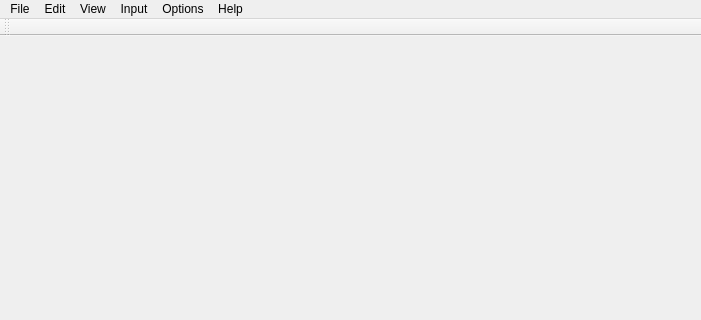
First picture: the form in spice-client1/spicemainwindow.ui, repository DoraemonGoGo/Linux-spiceqt, before the edit; both pictures show x 0 to 701 and y 0 to 320 of the 701 by 625 pixel window.
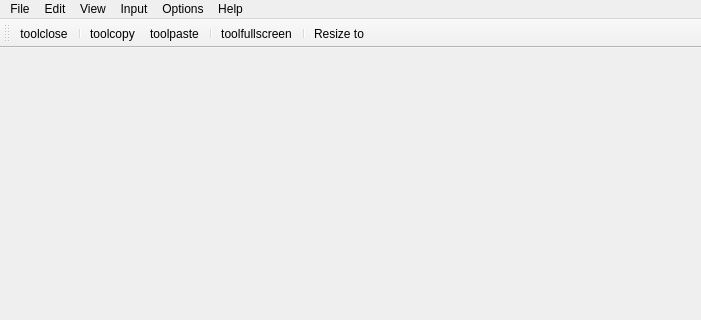
Second picture: the form after the edit. Icons and pictures are not drawn.

The edit to the form file:
```diff
--- a/spice-client1/spicemainwindow.ui
+++ b/spice-client1/spicemainwindow.ui
@@ -92,6 +92,14 @@
    <attribute name="toolBarBreak">
     <bool>false</bool>
    </attribute>
+   <addaction name="actiontoolclose"/>
+   <addaction name="separator"/>
+   <addaction name="actiontoolcopy"/>
+   <addaction name="actiontoolpaste"/>
+   <addaction name="separator"/>
+   <addaction name="actiontoolfullscreen"/>
+   <addaction name="separator"/>
+   <addaction name="actionResize_to"/>
   </widget>
   <action name="action">
    <property name="text">
@@ -147,6 +155,47 @@
     <string>StatusBar</string>
    </property>
   </action>
+  <action name="actiontoolclose">
+   <property name="icon">
+    <iconset theme="close" resource="res.qrc">
+     <normaloff>:/icon/警示红叉.png</normaloff>:/icon/警示红叉.png</iconset>
+   </property>
+   <property name="text">
+    <string>toolclose</string>
+   </property>
+  </action>
+  <action name="actiontoolcopy">
+   <property name="icon">
+    <iconset theme="copy" resource="res.qrc">
+     <normaloff>:/icon/复制.png</normaloff>:/icon/复制.png</iconset>
+   </property>
+   <property name="text">
+    <string>toolcopy</string>
+   </property>
+  </action>
+  <action name="actiontoolpaste">
+   <property name="icon">
+    <iconset theme="paste" resource="res.qrc">
+     <normaloff>:/icon/粘贴.png</normaloff>:/icon/粘贴.png</iconset>
+   </property>
+   <property name="text">
+    <string>toolpaste</string>
+   </property>
+  </action>
+  <action name="actiontoolfullscreen">
+   <property name="icon">
+    <iconset theme="fullscreen" resource="res.qrc">
+     <normaloff>:/icon/fullscreen.png</normaloff>:/icon/fullscreen.png</iconset>
+   </property>
+   <property name="text">
+    <string>toolfullscreen</string>
+   </property>
+  </action>
+  <action name="actionResize_to">
+   <property name="text">
+    <string>Resize to</string>
+   </property>
+  </action>
  </widget>
  <resources/>
  <connections/>
```
Left out of the diff: 12 changed lines with no effect on the pictures.
